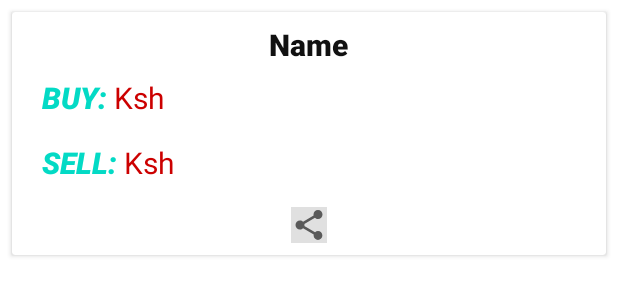
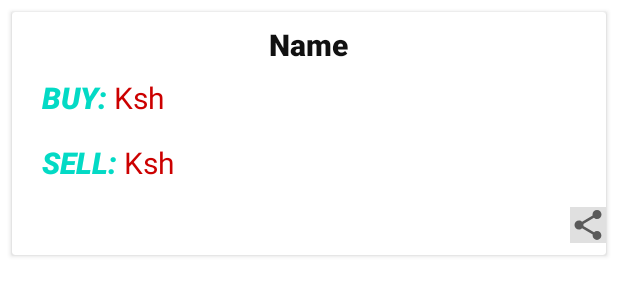
Before and after one commit to marcmosobo/integrative, an Android app: the layout product_item.xml on its own in the app's theme, with its tools: preview values and no code run, on a phone screen of 412 x 824 dp. Shown: the top 300 px of the screen. Run offline under Robolectric (Android 15) with nearby library versions, the phone set to English and light mode, and no system bars.

Commit message:
lib commit

```diff
--- a/app/src/main/res/layout/product_item.xml
+++ b/app/src/main/res/layout/product_item.xml
@@ -85,7 +85,7 @@
             android:id="@+id/share_button"
             android:layout_width="wrap_content"
             android:layout_height="wrap_content"
-            android:layout_gravity="center_horizontal"
+            android:layout_gravity="right"
             android:layout_marginBottom="8dp"
             android:textColor="@color/teal_200"
             android:background="@color/material_on_surface_stroke"
```
Also changed, not shown: app/src/main/java/com/example/integrative/ProductAdapter.java (+16 -7 lines).
